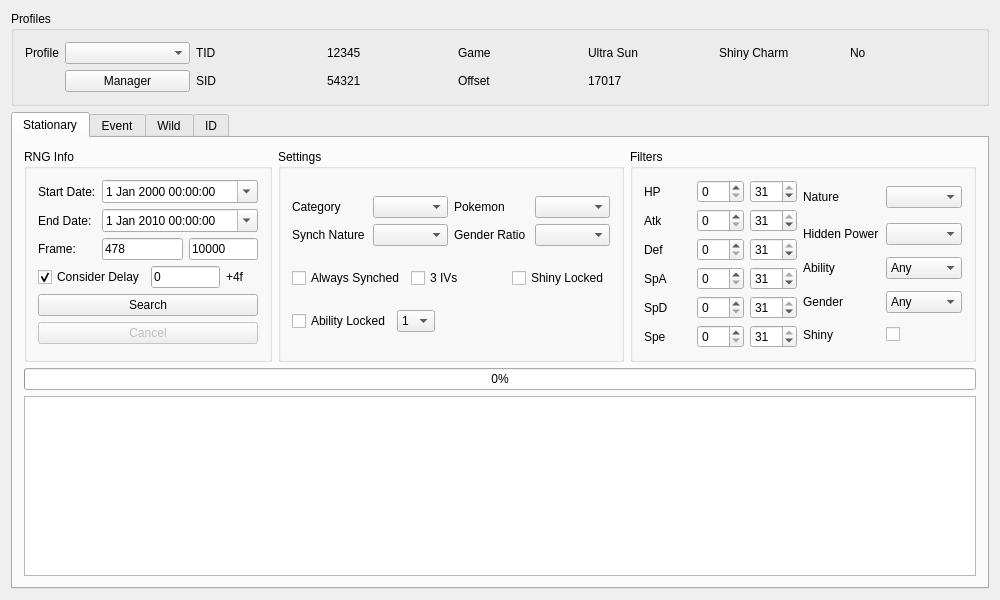
Before: the Qt Designer form Forms/MainWindow.ui in PMArkive/Gen7TimeFinder, drawn with Qt 5.
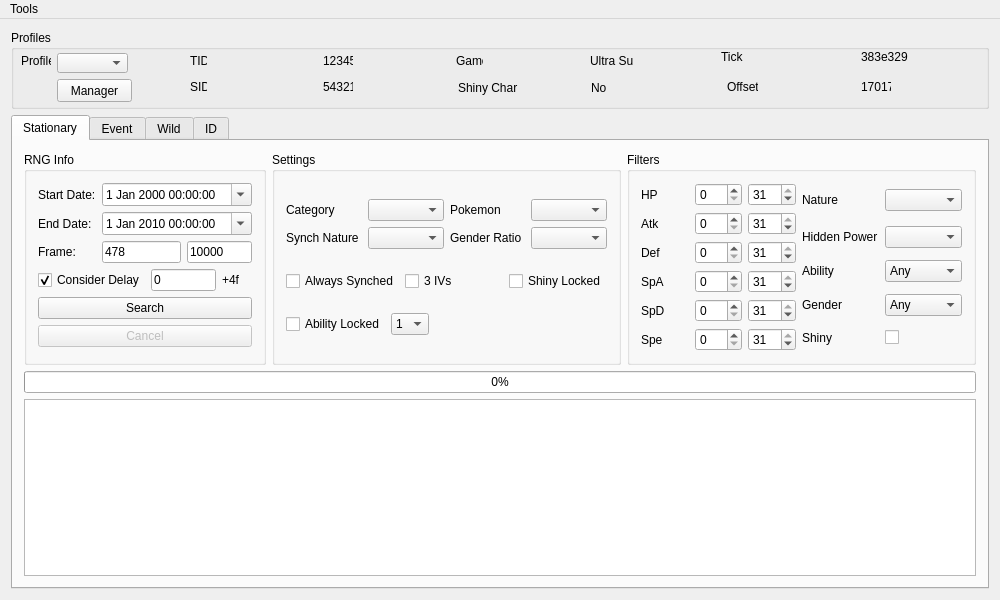
After: the same form once the commit is applied.

Commit message: Profile calibrater

What changed in the file:
```diff
--- a/Forms/MainWindow.ui
+++ b/Forms/MainWindow.ui
@@ -26,7 +26,7 @@
       <property name="sizePolicy">
        <sizepolicy hsizetype="Expanding" vsizetype="Expanding">
         <horstretch>0</horstretch>
-        <verstretch>8</verstretch>
+        <verstretch>6</verstretch>
        </sizepolicy>
       </property>
       <property name="currentIndex">
@@ -81,6 +81,23 @@
                <day>1</day>
               </datetime>
              </property>
+             <property name="time">
+              <time>
+               <hour>0</hour>
+               <minute>0</minute>
+               <second>0</second>
+              </time>
+             </property>
+             <property name="maximumDateTime">
+              <datetime>
+               <hour>0</hour>
+               <minute>0</minute>
+               <second>0</second>
+               <year>2100</year>
+               <month>1</month>
+               <day>1</day>
+              </datetime>
+             </property>
              <property name="minimumDateTime">
               <datetime>
                <hour>0</hour>
@@ -93,11 +110,32 @@
              </property>
              <property name="maximumDate">
               <date>
-               <year>2099</year>
-               <month>12</month>
-               <day>31</day>
+               <year>2100</year>
+               <month>1</month>
+               <day>1</day>
               </date>
              </property>
+             <property name="minimumDate">
+              <date>
+               <year>2000</year>
+               <month>1</month>
+               <day>1</day>
+              </date>
+             </property>
+             <property name="maximumTime">
+              <time>
+               <hour>0</hour>
+               <minute>0</minute>
+               <second>0</second>
+              </time>
+             </property>
+             <property name="minimumTime">
+              <time>
+               <hour>0</hour>
+               <minute>0</minute>
+               <second>0</second>
+              </time>
+             </property>
              <property name="calendarPopup">
               <bool>true</bool>
              </property>
@@ -122,14 +160,28 @@
                <day>1</day>
               </datetime>
              </property>
+             <property name="date">
+              <date>
+               <year>2010</year>
+               <month>1</month>
+               <day>1</day>
+              </date>
+             </property>
+             <property name="time">
+              <time>
+               <hour>0</hour>
+               <minute>0</minute>
+               <second>0</second>
+              </time>
+             </property>
              <property name="maximumDateTime">
               <datetime>
-               <hour>23</hour>
-               <minute>59</minute>
-               <second>59</second>
-               <year>2099</year>
-               <month>12</month>
-               <day>31</day>
+               <hour>0</hour>
+               <minute>0</minute>
+               <second>0</second>
+               <year>2100</year>
+               <month>1</month>
+               <day>1</day>
               </datetime>
              </property>
              <property name="minimumDateTime">
@@ -142,6 +194,34 @@
                <day>1</day>
               </datetime>
              </property>
+             <property name="maximumDate">
+              <date>
+               <year>2100</year>
+               <month>1</month>
+               <day>1</day>
+              </date>
+             </property>
+             <property name="minimumDate">
+              <date>
+               <year>2000</year>
+               <month>1</month>
+               <day>1</day>
+              </date>
+             </property>
+             <property name="maximumTime">
+              <time>
+               <hour>0</hour>
+               <minute>0</minute>
+               <second>0</second>
+              </time>
+             </property>
+             <property name="minimumTime">
+              <time>
+               <hour>0</hour>
+               <minute>0</minute>
+               <second>0</second>
+              </time>
+             </property>
              <property name="calendarPopup">
               <bool>true</bool>
              </property>
@@ -956,9 +1036,15 @@
       <property name="title">
        <string>Profiles</string>
       </property>
-      <layout class="QGridLayout" name="gridLayout_9">
-       <item row="0" column="0">
         <widget class="QLabel" name="labelProfile">
+       <property name="geometry">
+        <rect>
+         <x>10</x>
+         <y>23</y>
+         <width>30</width>
+         <height>16</height>
+        </rect>
+       </property>
          <property name="sizePolicy">
           <sizepolicy hsizetype="Fixed" vsizetype="Preferred">
            <horstretch>0</horstretch>
@@ -969,88 +1055,185 @@
           <string>Profile</string>
          </property>
         </widget>
-       </item>
-       <item row="0" column="1">
-        <widget class="QComboBox" name="comboBoxProfiles"/>
-       </item>
-       <item row="0" column="2">
+      <widget class="QComboBox" name="comboBoxProfiles">
+       <property name="geometry">
+        <rect>
+         <x>46</x>
+         <y>23</y>
+         <width>71</width>
+         <height>20</height>
+        </rect>
+       </property>
+      </widget>
         <widget class="QLabel" name="labelProfileTID">
+       <property name="geometry">
+        <rect>
+         <x>179</x>
+         <y>23</y>
+         <width>17</width>
+         <height>16</height>
+        </rect>
+       </property>
          <property name="text">
           <string>TID</string>
          </property>
         </widget>
-       </item>
-       <item row="0" column="3">
         <widget class="QLabel" name="labelProfileTIDValue">
+       <property name="geometry">
+        <rect>
+         <x>312</x>
+         <y>23</y>
+         <width>30</width>
+         <height>16</height>
+        </rect>
+       </property>
          <property name="text">
           <string notr="true">12345</string>
          </property>
         </widget>
-       </item>
-       <item row="0" column="4">
         <widget class="QLabel" name="labelProfileGame">
+       <property name="geometry">
+        <rect>
+         <x>445</x>
+         <y>23</y>
+         <width>27</width>
+         <height>16</height>
+        </rect>
+       </property>
          <property name="text">
           <string>Game</string>
          </property>
         </widget>
-       </item>
-       <item row="0" column="5">
         <widget class="QLabel" name="labelProfileGameValue">
+       <property name="geometry">
+        <rect>
+         <x>579</x>
+         <y>23</y>
+         <width>44</width>
+         <height>16</height>
+        </rect>
+       </property>
          <property name="text">
           <string>Ultra Sun</string>
          </property>
         </widget>
-       </item>
-       <item row="0" column="6">
         <widget class="QLabel" name="labelProfileShinyCharm">
+       <property name="geometry">
+        <rect>
+         <x>447</x>
+         <y>50</y>
+         <width>60</width>
+         <height>16</height>
+        </rect>
+       </property>
          <property name="text">
           <string>Shiny Charm</string>
          </property>
         </widget>
-       </item>
-       <item row="0" column="7">
         <widget class="QLabel" name="labelProfileShinyCharmValue">
+       <property name="geometry">
+        <rect>
+         <x>580</x>
+         <y>50</y>
+         <width>16</width>
+         <height>16</height>
+        </rect>
+       </property>
          <property name="text">
           <string>No</string>
          </property>
         </widget>
-       </item>
-       <item row="1" column="1">
         <widget class="QPushButton" name="pushButtonProfileManager">
+       <property name="geometry">
+        <rect>
+         <x>46</x>
+         <y>49</y>
+         <width>75</width>
+         <height>23</height>
+        </rect>
+       </property>
          <property name="text">
           <string>Manager</string>
          </property>
         </widget>
-       </item>
-       <item row="1" column="2">
         <widget class="QLabel" name="labelProfileSID">
+       <property name="geometry">
+        <rect>
+         <x>179</x>
+         <y>49</y>
+         <width>17</width>
+         <height>16</height>
+        </rect>
+       </property>
          <property name="text">
           <string>SID</string>
          </property>
         </widget>
-       </item>
-       <item row="1" column="3">
         <widget class="QLabel" name="labelProfileSIDValue">
+       <property name="geometry">
+        <rect>
+         <x>312</x>
+         <y>49</y>
+         <width>30</width>
+         <height>16</height>
+        </rect>
+       </property>
          <property name="text">
           <string notr="true">54321</string>
          </property>
         </widget>
-       </item>
-       <item row="1" column="4">
         <widget class="QLabel" name="labelProfileOffset">
+       <property name="geometry">
+        <rect>
+         <x>716</x>
+         <y>49</y>
+         <width>31</width>
+         <height>16</height>
+        </rect>
+       </property>
          <property name="text">
           <string>Offset</string>
          </property>
         </widget>
-       </item>
-       <item row="1" column="5">
         <widget class="QLabel" name="labelProfileOffsetValue">
+       <property name="geometry">
+        <rect>
+         <x>850</x>
+         <y>49</y>
+         <width>30</width>
+         <height>16</height>
+        </rect>
+       </property>
          <property name="text">
           <string>17017</string>
          </property>
         </widget>
-       </item>
-      </layout>
+      <widget class="QLabel" name="labelProfileTick">
+       <property name="geometry">
+        <rect>
+         <x>710</x>
+         <y>20</y>
+         <width>47</width>
+         <height>13</height>
+        </rect>
+       </property>
+       <property name="text">
+        <string>Tick</string>
+       </property>
+      </widget>
+      <widget class="QLabel" name="labelProfileTickValue">
+       <property name="geometry">
+        <rect>
+         <x>850</x>
+         <y>20</y>
+         <width>47</width>
+         <height>13</height>
+        </rect>
+       </property>
+       <property name="text">
+        <string>383e329</string>
+       </property>
+      </widget>
      </widget>
     </item>
    </layout>
@@ -1064,7 +1247,19 @@
      <height>21</height>
     </rect>
    </property>
-  </widget>
+   <widget class="QMenu" name="menuCalibrate_Profile">
+    <property name="title">
+     <string>Tools</string>
+    </property>
+    <addaction name="actionCalibrate_Profile"/>
+   </widget>
+   <addaction name="menuCalibrate_Profile"/>
+  </widget>
+  <action name="actionCalibrate_Profile">
+   <property name="text">
+    <string>Calibrate Profile</string>
+   </property>
+  </action>
  </widget>
  <layoutdefault spacing="6" margin="11"/>
  <resources/>
```
Left out of the diff: 103 changed lines with no effect on the pictures. Lines whose indentation alone changed are shown as unchanged. The commit also changes 36 other files.
